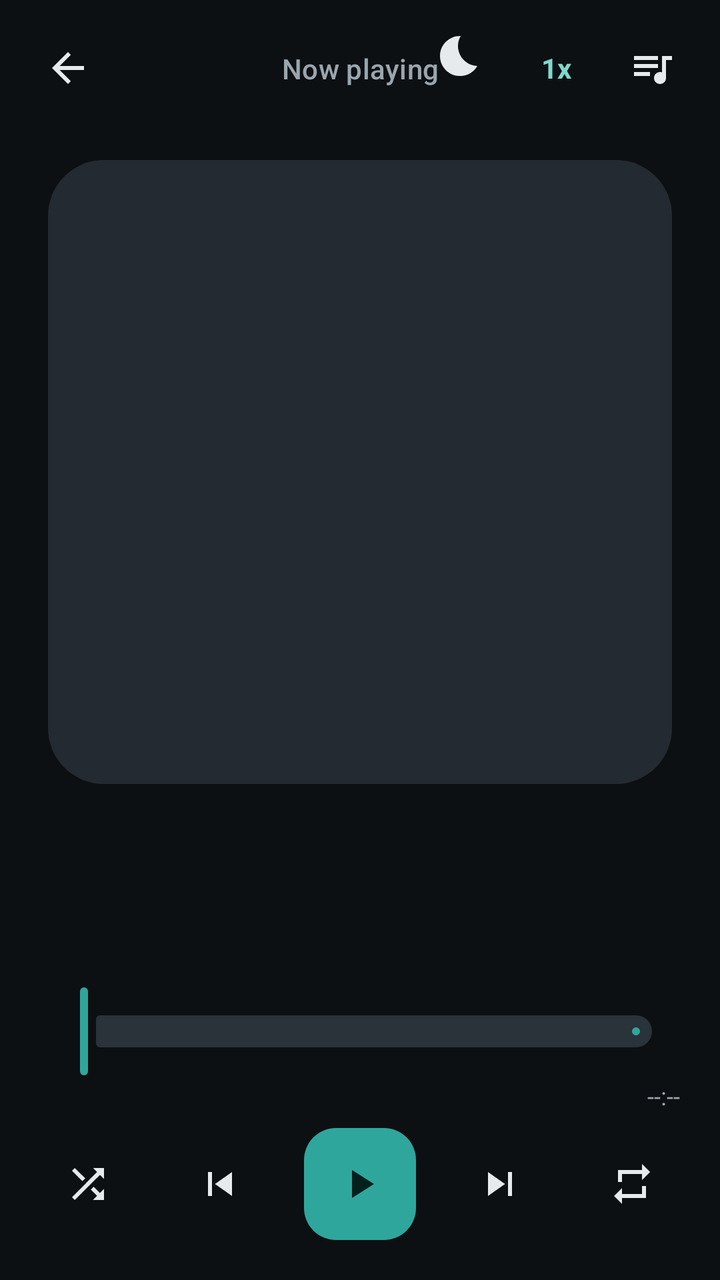
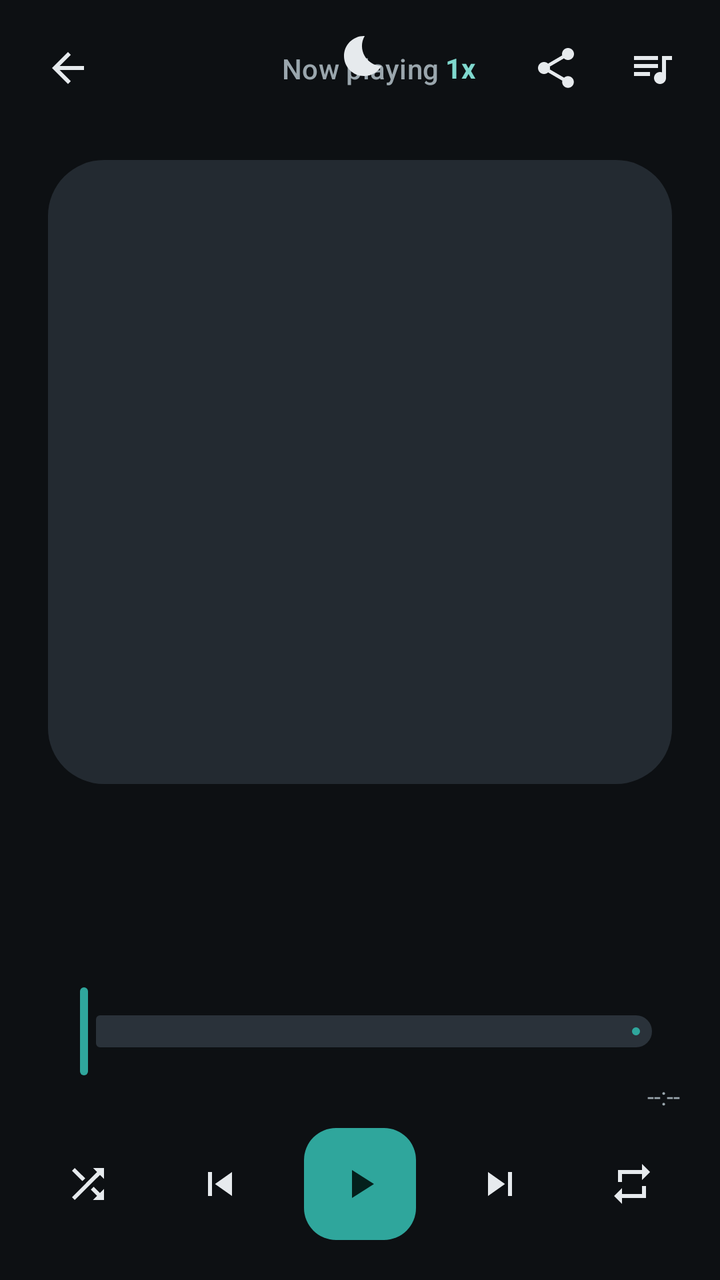

An Android layout rendered at two revisions. The XML below is the earlier revision; the diff shows what the commit changed to produce the second picture.
<!-- AndroidManifest.xml: application theme Theme.RidhoMusic -->
<!-- res/layout/activity_now_playing.xml -->
<?xml version="1.0" encoding="utf-8"?>
<androidx.constraintlayout.widget.ConstraintLayout
    xmlns:android="http://schemas.android.com/apk/res/android"
    xmlns:app="http://schemas.android.com/apk/res-auto"
    android:layout_width="match_parent"
    android:layout_height="match_parent"
    android:background="@color/background"
    android:fitsSystemWindows="true">

    
    <ImageButton
        android:id="@+id/np_close"
        android:layout_width="44dp"
        android:layout_height="44dp"
        android:layout_marginStart="12dp"
        android:layout_marginTop="12dp"
        android:background="?attr/selectableItemBackgroundBorderless"
        android:contentDescription="@string/cd_close"
        android:src="@drawable/ic_arrow_back"
        app:tint="@color/on_surface"
        app:layout_constraintStart_toStartOf="parent"
        app:layout_constraintTop_toTopOf="parent" />

    <TextView
        android:layout_width="0dp"
        android:layout_height="wrap_content"
        android:gravity="center"
        android:text="@string/now_playing_title"
        android:textAppearance="?attr/textAppearanceTitleSmall"
        android:textColor="@color/on_surface_muted"
        app:layout_constraintStart_toEndOf="@id/np_close"
        app:layout_constraintEnd_toStartOf="@id/np_queue"
        app:layout_constraintTop_toTopOf="@id/np_close"
        app:layout_constraintBottom_toBottomOf="@id/np_close" />

    <ImageButton
        android:id="@+id/np_sleep"
        android:layout_width="44dp"
        android:layout_height="44dp"
        android:layout_marginEnd="4dp"
        android:background="?attr/selectableItemBackgroundBorderless"
        android:contentDescription="@string/cd_sleep_timer"
        android:src="@drawable/ic_bedtime"
        app:tint="@color/on_surface"
        app:layout_constraintEnd_toStartOf="@id/np_speed"
        app:layout_constraintTop_toTopOf="parent"
        app:layout_constraintBottom_toBottomOf="@id/np_queue" />

    <TextView
        android:id="@+id/np_speed"
        android:layout_width="wrap_content"
        android:layout_height="44dp"
        android:layout_marginEnd="4dp"
        android:background="?attr/selectableItemBackgroundBorderless"
        android:contentDescription="@string/cd_playback_speed"
        android:gravity="center"
        android:minWidth="44dp"
        android:paddingHorizontal="6dp"
        android:text="@string/playback_speed_default"
        android:textColor="@color/secondary_text_teal"
        android:textStyle="bold"
        app:layout_constraintEnd_toStartOf="@id/np_queue"
        app:layout_constraintTop_toTopOf="@id/np_queue"
        app:layout_constraintBottom_toBottomOf="@id/np_queue" />

    <ImageButton
        android:id="@+id/np_queue"
        android:layout_width="44dp"
        android:layout_height="44dp"
        android:layout_marginEnd="12dp"
        android:layout_marginTop="12dp"
        android:background="?attr/selectableItemBackgroundBorderless"
        android:contentDescription="@string/cd_queue"
        android:src="@drawable/ic_queue"
        app:tint="@color/on_surface"
        app:layout_constraintEnd_toEndOf="parent"
        app:layout_constraintTop_toTopOf="parent" />

    <TextView
        android:id="@+id/np_empty"
        android:layout_width="0dp"
        android:layout_height="wrap_content"
        android:gravity="center"
        android:padding="32dp"
        android:text="@string/queue_empty"
        android:textColor="@color/on_surface_muted"
        android:visibility="gone"
        app:layout_constraintTop_toBottomOf="@id/np_close"
        app:layout_constraintBottom_toTopOf="parent"
        app:layout_constraintStart_toStartOf="parent"
        app:layout_constraintEnd_toEndOf="parent" />

    <ViewFlipper
        android:id="@+id/np_flipper"
        android:layout_width="0dp"
        android:layout_height="0dp"
        app:layout_constraintTop_toBottomOf="@id/np_close"
        app:layout_constraintBottom_toTopOf="@id/np_controls_block"
        app:layout_constraintStart_toStartOf="parent"
        app:layout_constraintEnd_toEndOf="parent">

        
        <androidx.constraintlayout.widget.ConstraintLayout
            android:layout_width="match_parent"
            android:layout_height="match_parent"
            android:padding="24dp">

            <com.google.android.material.imageview.ShapeableImageView
                android:id="@+id/np_artwork"
                android:layout_width="0dp"
                android:layout_height="0dp"
                android:contentDescription="@string/cd_now_playing_artwork"
                android:scaleType="centerCrop"
                android:background="@drawable/bg_artwork_placeholder"
                app:shapeAppearanceOverlay="@style/ShapeAppearance.RidhoMusic.Artwork"
                app:layout_constraintDimensionRatio="1:1"
                app:layout_constraintTop_toTopOf="parent"
                app:layout_constraintBottom_toTopOf="@id/np_title"
                app:layout_constraintStart_toStartOf="parent"
                app:layout_constraintEnd_toEndOf="parent"
                app:layout_constraintVertical_bias="0.35" />

            <TextView
                android:id="@+id/np_title"
                android:layout_width="0dp"
                android:layout_height="wrap_content"
                android:layout_marginTop="28dp"
                android:ellipsize="end"
                android:gravity="center"
                android:maxLines="1"
                android:textAppearance="?attr/textAppearanceHeadlineSmall"
                android:textColor="@color/on_surface"
                android:textStyle="bold"
                app:layout_constraintTop_toBottomOf="@id/np_artwork"
                app:layout_constraintStart_toStartOf="parent"
                app:layout_constraintEnd_toEndOf="parent" />

            <TextView
                android:id="@+id/np_artist"
                android:layout_width="0dp"
                android:layout_height="wrap_content"
                android:layout_marginTop="4dp"
                android:ellipsize="end"
                android:gravity="center"
                android:maxLines="1"
                android:textAppearance="?attr/textAppearanceBodyMedium"
                android:textColor="@color/secondary_text_teal"
                app:layout_constraintTop_toBottomOf="@id/np_title"
                app:layout_constraintStart_toStartOf="parent"
                app:layout_constraintEnd_toEndOf="parent" />

            <LinearLayout
                android:layout_width="wrap_content"
                android:layout_height="wrap_content"
                android:layout_marginTop="16dp"
                android:orientation="horizontal"
                app:layout_constraintTop_toBottomOf="@id/np_artist"
                app:layout_constraintStart_toStartOf="parent"
                app:layout_constraintEnd_toEndOf="parent">

                <ImageButton
                    android:id="@+id/np_favorite"
                    android:layout_width="44dp"
                    android:layout_height="44dp"
                    android:background="?attr/selectableItemBackgroundBorderless"
                    android:contentDescription="@string/cd_favorite"
                    android:src="@drawable/ic_heart_outline"
                    app:tint="@color/primary" />

                <ImageButton
                    android:id="@+id/np_lyrics_toggle"
                    android:layout_width="44dp"
                    android:layout_height="44dp"
                    android:background="?attr/selectableItemBackgroundBorderless"
                    android:contentDescription="@string/cd_lyrics"
                    android:src="@drawable/ic_lyrics"
                    app:tint="@color/on_surface" />
            </LinearLayout>
        </androidx.constraintlayout.widget.ConstraintLayout>

        
        <LinearLayout
            android:layout_width="match_parent"
            android:layout_height="match_parent"
            android:orientation="vertical"
            android:padding="24dp">

            <androidx.recyclerview.widget.RecyclerView
                android:id="@+id/np_lyrics_list"
                android:layout_width="match_parent"
                android:layout_height="match_parent"
                android:clipToPadding="false"
                android:paddingBottom="40dp"
                android:visibility="gone" />

            <TextView
                android:id="@+id/np_lyrics_plain"
                android:layout_width="match_parent"
                android:layout_height="match_parent"
                android:lineSpacingExtra="6dp"
                android:scrollbars="vertical"
                android:textColor="@color/on_surface"
                android:textSize="16sp"
                android:visibility="gone" />

            <TextView
                android:id="@+id/np_lyrics_empty"
                android:layout_width="match_parent"
                android:layout_height="match_parent"
                android:gravity="center"
                android:text="@string/lyrics_none"
                android:textColor="@color/on_surface_muted"
                android:visibility="gone" />
        </LinearLayout>
    </ViewFlipper>

    
    <LinearLayout
        android:id="@+id/np_controls_block"
        android:layout_width="0dp"
        android:layout_height="wrap_content"
        android:orientation="vertical"
        android:padding="20dp"
        app:layout_constraintBottom_toBottomOf="parent"
        app:layout_constraintStart_toStartOf="parent"
        app:layout_constraintEnd_toEndOf="parent">

        <com.google.android.material.slider.Slider
            android:id="@+id/np_seek"
            android:layout_width="match_parent"
            android:layout_height="wrap_content"
            android:stepSize="0.1"
            android:valueFrom="0.0"
            android:valueTo="100.0"
            app:labelBehavior="gone"
            app:thumbColor="@color/primary"
            app:tickVisible="false"
            app:trackColorActive="@color/primary"
            app:trackColorInactive="@color/player_scrubber_track" />

        <LinearLayout
            android:layout_width="match_parent"
            android:layout_height="wrap_content"
            android:orientation="horizontal">

            <TextView
                android:id="@+id/np_time_current"
                android:layout_width="0dp"
                android:layout_height="wrap_content"
                android:layout_weight="1"
                android:textColor="@color/on_surface_muted"
                android:textSize="12sp" />

            <TextView
                android:id="@+id/np_time_total"
                android:layout_width="wrap_content"
                android:layout_height="wrap_content"
                android:text="@string/label_duration_unknown"
                android:textColor="@color/on_surface_muted"
                android:textSize="12sp" />
        </LinearLayout>

        <LinearLayout
            android:layout_width="match_parent"
            android:layout_height="wrap_content"
            android:layout_marginTop="8dp"
            android:gravity="center"
            android:orientation="horizontal">

            <ImageButton
                android:id="@+id/np_shuffle"
                android:layout_width="48dp"
                android:layout_height="48dp"
                android:background="?attr/selectableItemBackgroundBorderless"
                android:contentDescription="@string/cd_shuffle"
                android:src="@drawable/ic_shuffle"
                app:tint="@color/on_surface" />

            <Space android:layout_width="14dp" android:layout_height="1dp" />

            <ImageButton
                android:id="@+id/np_prev"
                android:layout_width="56dp"
                android:layout_height="56dp"
                android:background="?attr/selectableItemBackgroundBorderless"
                android:contentDescription="@string/cd_previous"
                android:src="@drawable/ic_prev"
                app:tint="@color/on_surface" />

            <Space android:layout_width="14dp" android:layout_height="1dp" />

            <com.google.android.material.floatingactionbutton.FloatingActionButton
                android:id="@+id/np_play_pause"
                android:layout_width="wrap_content"
                android:layout_height="wrap_content"
                android:contentDescription="@string/cd_play"
                android:src="@drawable/ic_play"
                app:backgroundTint="@color/primary"
                app:elevation="0dp"
                app:fabSize="normal"
                app:tint="@color/on_primary" />

            <Space android:layout_width="14dp" android:layout_height="1dp" />

            <ImageButton
                android:id="@+id/np_next"
                android:layout_width="56dp"
                android:layout_height="56dp"
                android:background="?attr/selectableItemBackgroundBorderless"
                android:contentDescription="@string/cd_next"
                android:src="@drawable/ic_next"
                app:tint="@color/on_surface" />

            <Space android:layout_width="14dp" android:layout_height="1dp" />

            <ImageButton
                android:id="@+id/np_repeat"
                android:layout_width="48dp"
                android:layout_height="48dp"
                android:background="?attr/selectableItemBackgroundBorderless"
                android:contentDescription="@string/cd_repeat"
                android:src="@drawable/ic_repeat"
                app:tint="@color/on_surface" />
        </LinearLayout>
    </LinearLayout>
</androidx.constraintlayout.widget.ConstraintLayout>
<!-- resources referenced by this layout -->
<resources>
  <color name="background">#0D1013</color>
  <color name="on_primary">#04201C</color>
  <color name="on_surface">#E6EAED</color>
  <color name="on_surface_muted">#9AA6AD</color>
  <color name="player_scrubber_track">#2A323A</color>
  <color name="primary">#2FA69C</color>
  <color name="secondary_text_teal">#7FD8CE</color>
  <!-- drawable bg_artwork_placeholder (drawable) -->
  <?xml version="1.0" encoding="utf-8"?>
  <shape xmlns:android="http://schemas.android.com/apk/res/android" android:shape="rectangle">
      <solid android:color="@color/surface_variant" />
      <corners android:radius="12dp" />
  </shape>
  <string name="cd_close">Close</string>
  <string name="cd_favorite">Toggle favorite</string>
  <string name="cd_lyrics">Show lyrics</string>
  <string name="cd_next">Next track</string>
  <string name="cd_now_playing_artwork">Now playing artwork</string>
  <string name="cd_play">Play</string>
  <string name="cd_playback_speed">Playback speed</string>
  <string name="cd_previous">Previous track</string>
  <string name="cd_queue">Open queue</string>
  <string name="cd_repeat">Repeat</string>
  <string name="cd_shuffle">Shuffle</string>
  <string name="cd_sleep_timer">Sleep timer</string>
  <string name="label_duration_unknown">--:--</string>
  <string name="lyrics_none">No lyrics available for this track.</string>
  <string name="now_playing_title">Now playing</string>
  <string name="playback_speed_default">1x</string>
  <string name="queue_empty">Queue is empty.</string>
  <style name="ShapeAppearance.RidhoMusic.Artwork" parent="">
          <item name="cornerFamily">rounded</item>
          <item name="cornerSize">28dp</item>
      </style>
  <color name="surface_variant">#232A31</color>
  <color name="surface">#15181C</color>
  <color name="surface_container">#1B2026</color>
  <color name="error">#E57373</color>
  <style name="ThemeOverlay.RidhoMusic.BottomSheet" parent="ThemeOverlay.Material3.BottomSheetDialog">
          <item name="bottomSheetStyle">@style/Widget.RidhoMusic.BottomSheet</item>
          <item name="android:background">@color/background</item>
      </style>
  <style name="Widget.RidhoMusic.BottomSheet" parent="Widget.Material3.BottomSheet.Modal">
          <item name="android:background">@drawable/bg_sheet</item>
          <item name="shapeAppearanceOverlay">@style/ShapeAppearance.RidhoMusic.Sheet</item>
      </style>
  <!-- drawable bg_sheet (drawable) -->
  <?xml version="1.0" encoding="utf-8"?>
  <shape xmlns:android="http://schemas.android.com/apk/res/android" android:shape="rectangle">
      <solid android:color="@color/surface_container" />
      <corners android:radius="24dp" />
  </shape>
  <style name="ShapeAppearance.RidhoMusic.Sheet" parent="">
          <item name="cornerFamily">rounded</item>
          <item name="cornerSizeTopLeft">24dp</item>
          <item name="cornerSizeTopRight">24dp</item>
      </style>
  <!-- unchanged entries left out for length: 11 -->
</resources>

<!-- the commit's change to res/layout/activity_now_playing.xml (unified diff, before → after) -->
@@ -59,6 +59,19 @@
         android:text="@string/playback_speed_default"
         android:textColor="@color/secondary_text_teal"
         android:textStyle="bold"
+        app:layout_constraintEnd_toStartOf="@id/np_share"
+        app:layout_constraintTop_toTopOf="@id/np_queue"
+        app:layout_constraintBottom_toBottomOf="@id/np_queue" />
+
+    <ImageButton
+        android:id="@+id/np_share"
+        android:layout_width="44dp"
+        android:layout_height="44dp"
+        android:layout_marginEnd="4dp"
+        android:background="?attr/selectableItemBackgroundBorderless"
+        android:contentDescription="@string/cd_share"
+        android:src="@drawable/ic_share"
+        app:tint="@color/on_surface"
         app:layout_constraintEnd_toStartOf="@id/np_queue"
         app:layout_constraintTop_toTopOf="@id/np_queue"
         app:layout_constraintBottom_toBottomOf="@id/np_queue" />
<!-- resource entries referenced after the edit -->
@@ -13,6 +13,17 @@
       <solid android:color="@color/surface_variant" />
       <corners android:radius="12dp" />
   </shape>
+  <!-- drawable ic_share (drawable) -->
+  <?xml version="1.0" encoding="utf-8"?>
+  <vector xmlns:android="http://schemas.android.com/apk/res/android"
+      android:width="24dp"
+      android:height="24dp"
+      android:viewportWidth="24"
+      android:viewportHeight="24">
+      <path
+          android:fillColor="@android:color/white"
+          android:pathData="M18,16.08c-0.76,0 -1.44,0.3 -1.96,0.77L8.91,12.7c0.05,-0.23 0.09,-0.46 0.09,-0.7s-0.04,-0.47 -0.09,-0.7l7.05,-4.11c0.54,0.5 1.25,0.81 2.04,0.81 1.66,0 3,-1.34 3,-3s-1.34,-3 -3,-3 -3,1.34 -3,3c0,0.24 0.04,0.47 0.09,0.7L8.04,9.81C7.5,9.31 6.79,9 6,9c-1.66,0 -3,1.34 -3,3s1.34,3 3,3c0.79,0 1.5,-0.31 2.04,-0.81l7.12,4.16c-0.05,0.21 -0.08,0.43 -0.08,0.65 0,1.61 1.31,2.92 2.92,2.92s2.92,-1.31 2.92,-2.92 -1.31,-2.92 -2.92,-2.92z" />
+  </vector>
   <string name="cd_close">Close</string>
   <string name="cd_favorite">Toggle favorite</string>
   <string name="cd_lyrics">Show lyrics</string>
@@ -23,6 +34,7 @@
   <string name="cd_previous">Previous track</string>
   <string name="cd_queue">Open queue</string>
   <string name="cd_repeat">Repeat</string>
+  <string name="cd_share">Share this track</string>
   <string name="cd_shuffle">Shuffle</string>
   <string name="cd_sleep_timer">Sleep timer</string>
   <string name="label_duration_unknown">--:--</string>
